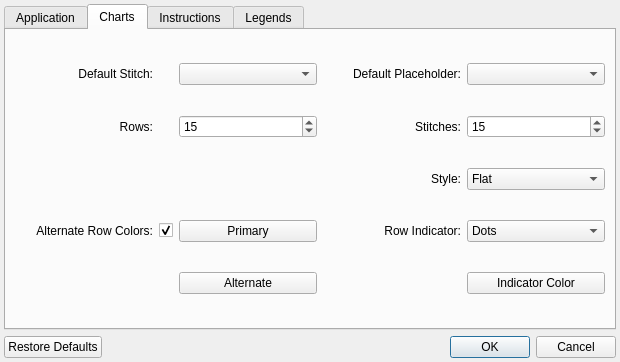
Old version of the form src/settings.ui in the repository iPenguin/CrochetCharts.
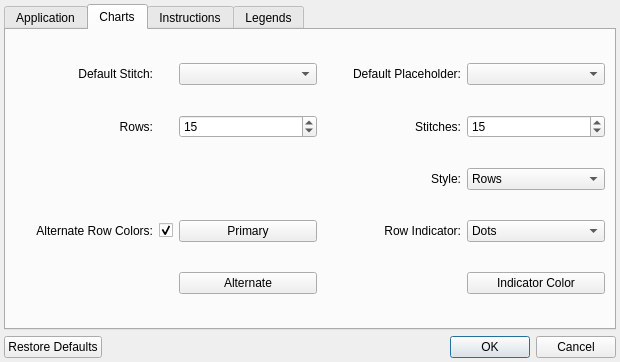
New version of the form.

What changed in the file:
```diff
--- a/src/settings.ui
+++ b/src/settings.ui
@@ -314,7 +314,7 @@
         <widget class="QComboBox" name="chartStyle">
          <item>
           <property name="text">
-           <string>Flat</string>
+           <string>Rows</string>
           </property>
          </item>
          <item>
```
Left out of the diff: 2 changed lines with no effect on the pictures.
